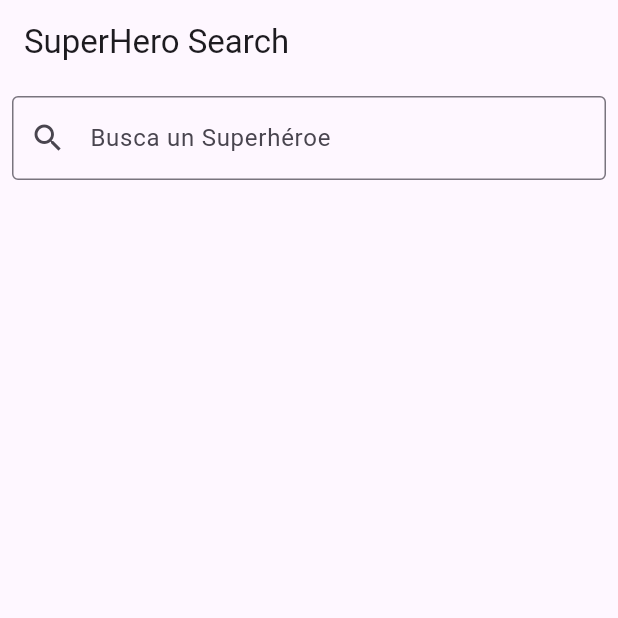
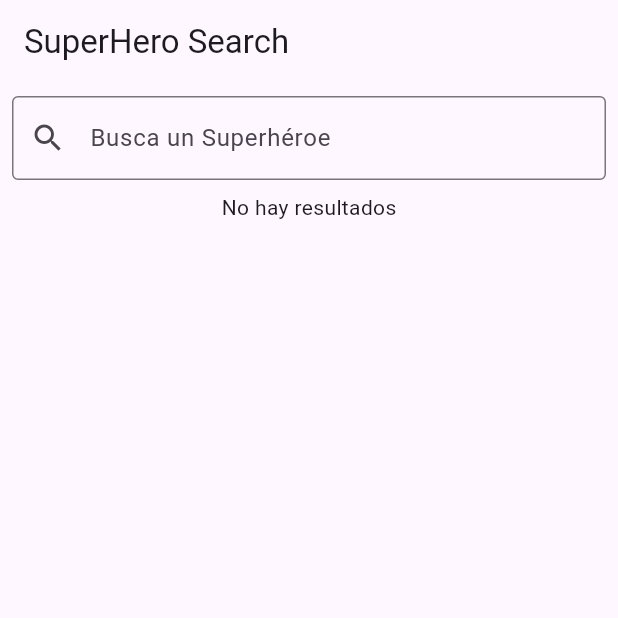
Before and after one commit to KaDrD69/hero_dart, a Flutter app: the screen it shows after launch, on a phone screen of 412 x 824 dp, the top half of it. Run offline on Flutter 3.47's test engine with Material 3 defaults, Android fonts, the phone set to English and light mode, and no system bars.

Commit message:
actualizando lógica

```diff
--- a/lib/data/model/superhero_response.dart
+++ b/lib/data/model/superhero_response.dart
@@ -0,0 +1,17 @@
+import 'package:flutter_proyect4/data/model/superohero_detail_reponse.dart';
+
+class SuperheroResponse {
+  final String response;
+  final List<SuperoheroDetailReponse> result;
+
+  //constructor normal
+  SuperheroResponse({required this.response, required this.result});
+
+  //constructor factory
+  factory SuperheroResponse.fromJson(Map<String, dynamic> json){
+    var list = json["results"] as List;
+    List<SuperoheroDetailReponse> heroList = list.map((hero) => SuperoheroDetailReponse.fromJson(hero)).toList();
+
+    return SuperheroResponse(response: json["response"], result: heroList);
+  }
+}
--- /dev/null
+++ b/lib/data/model/superohero_detail_reponse.dart
@@ -0,0 +1,10 @@
+class SuperoheroDetailReponse {
+  final String id;
+  final String name;
+
+  SuperoheroDetailReponse({required this.id, required this.name});
+
+  factory SuperoheroDetailReponse.fromJson(Map<String, dynamic> json){
+    return SuperoheroDetailReponse(id: json["id"], name: json["name"]);
+  }
+}
--- a/lib/screens/superhero_search_screen.dart
+++ b/lib/screens/superhero_search_screen.dart
@@ -1,4 +1,6 @@
 import 'package:flutter/material.dart';
+import 'package:flutter_proyect4/data/model/superhero_response.dart';
+import 'package:flutter_proyect4/data/repository.dart';
 
 class SuperheroSearchScreen extends StatefulWidget {
   const SuperheroSearchScreen({super.key});
@@ -8,6 +10,9 @@ class SuperheroSearchScreen extends StatefulWidget {
 }
 
 class _SuperheroSearchScreenState extends State<SuperheroSearchScreen> {
+  Future<SuperheroResponse?> ?_superheroInfo;
+  Repository repository = Repository();
+
   @override
   Widget build(BuildContext context) {
     return Scaffold(
@@ -24,8 +29,35 @@ class _SuperheroSearchScreenState extends State<SuperheroSearchScreen> {
                 prefixIcon: Icon(Icons.search),
                 border: OutlineInputBorder()
               ),
+              onChanged: (texto) {
+                setState(() {
+                  _superheroInfo = repository.fetchSuperheroInfo(texto);
+                });
+              },
             ),
-          )
+          ),
+          FutureBuilder(future: _superheroInfo, builder: (context,snapshot){
+            if(snapshot.connectionState == ConnectionState.waiting){
+              return CircularProgressIndicator();
+            }else if (snapshot.hasError){
+              return Text("Error: ${snapshot.error}");
+            }else if (snapshot.hasData){
+              var superheroList = snapshot.data?.result;
+              return SizedBox(
+                height: 300,
+                child: ListView.builder(itemCount: superheroList?.length ?? 0,
+                  itemBuilder: (context, index){
+                    if(superheroList != null) {
+                      return Text(superheroList[index].name);
+                    }else{
+                      return Text("Error");
+                    }
+                  }),
+              );
+            }else{
+              return Text("No hay resultados");
+            }
+          })
         ],
       )
     );
```
Also changed, not shown: lib/data/repository.dart (+21 -0 lines).
